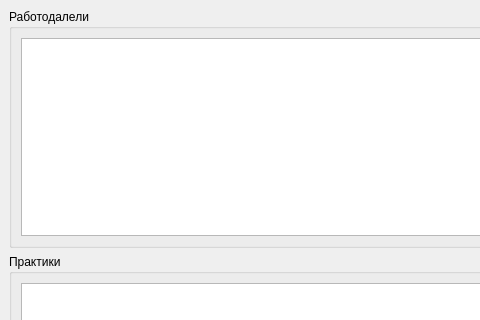
7enSmile/clientVKR, file ui/mainwindow.ui: the form before one commit; both pictures show x 0 to 480 and y 0 to 320 of the 897 by 534 pixel window.
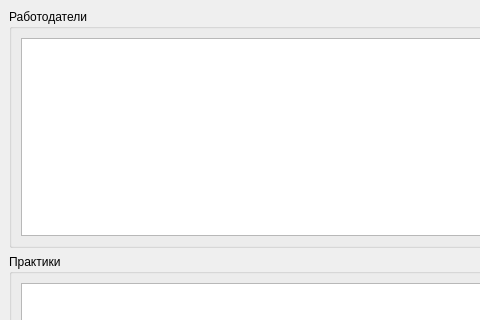
The form after the commit.

Commit message: изменение интерфейса

Patch:
```diff
--- a/ui/mainwindow.ui
+++ b/ui/mainwindow.ui
@@ -20,7 +20,7 @@
       <item>
        <widget class="QGroupBox" name="groupBox">
         <property name="title">
-         <string>Работодалели</string>
+         <string>Работодатели</string>
         </property>
         <layout class="QHBoxLayout" name="horizontalLayout_2">
          <item>
```
Left out of the diff: 6 changed lines with no effect on the pictures. The commit also changes 7 other files.
